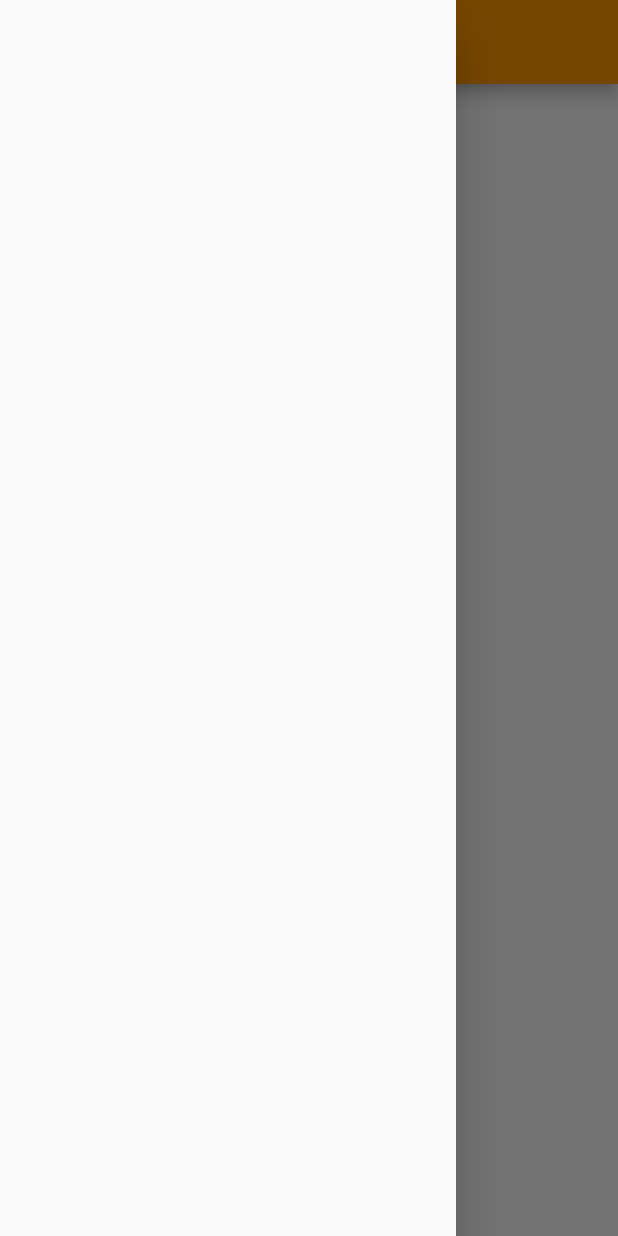
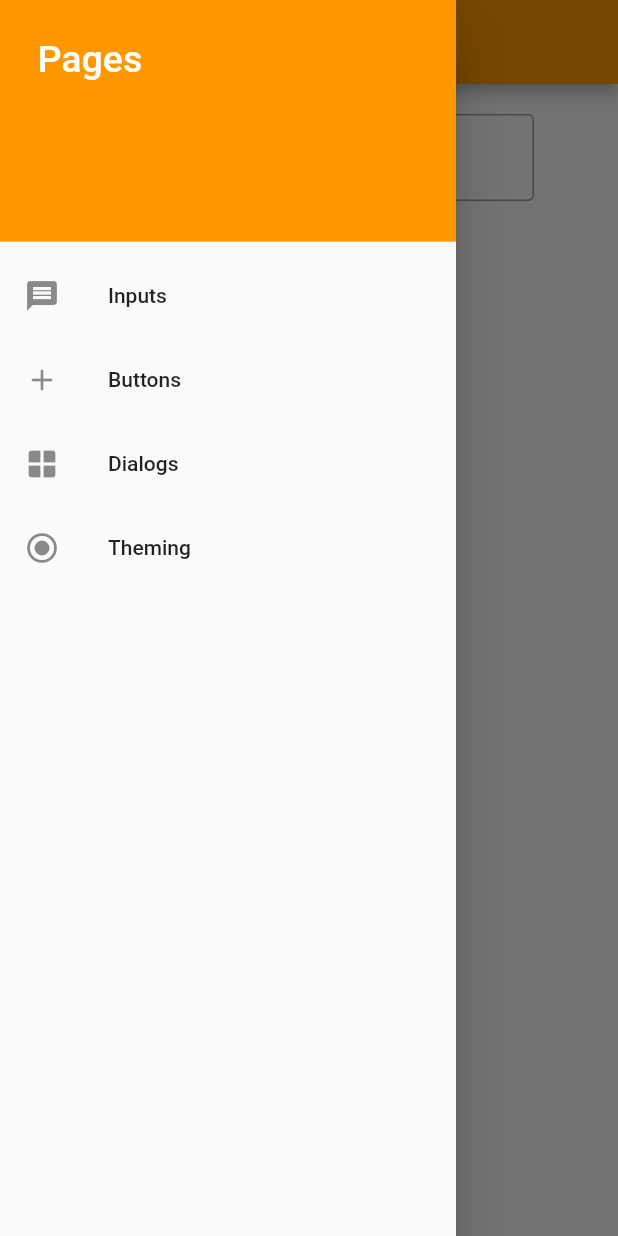
Before and after one commit to shuangxuetwelve/flutter_practice, a Flutter app: the screen it shows after launch, with the side drawer open, on a phone screen of 412 x 824 dp. Run offline on Flutter 3.47's test engine with Material 2 defaults, Android fonts, the phone set to English and light mode, and no system bars.

```diff
--- /dev/null
+++ b/lib/components/side_menu.dart
@@ -0,0 +1,48 @@
+import 'package:flutter/material.dart';
+
+class SideMenu extends StatelessWidget {
+  void Function(String) onTap;
+
+  SideMenu(this.onTap);
+
+  @override
+  Widget build(BuildContext context) {
+    return ListView(
+      children: [
+        DrawerHeader(
+          decoration: BoxDecoration(
+            color: Theme.of(context).colorScheme.primary,
+          ),
+          padding: const EdgeInsets.all(25),
+          child: Text(
+            "Pages",
+            style: TextStyle(
+              color: Theme.of(context).colorScheme.onPrimary,
+              fontSize: 25,
+            ),
+          ),
+        ),
+        ListTile(
+          leading: const Icon(Icons.message),
+          title: const Text("Inputs"),
+          onTap: () => onTap("inputs"),
+        ),
+        ListTile(
+          leading: const Icon(Icons.add_rounded),
+          title: const Text("Buttons"),
+          onTap: () => onTap("buttons"),
+        ),
+        ListTile(
+          leading: const Icon(Icons.window),
+          title: const Text("Dialogs"),
+          onTap: () => onTap("dialogs"),
+        ),
+        ListTile(
+          leading: const Icon(Icons.radio_button_checked),
+          title: const Text("Theming"),
+          onTap: () => onTap("theming"),
+        ),
+      ],
+    );
+  }
+}
--- a/lib/main.dart
+++ b/lib/main.dart
@@ -3,6 +3,7 @@ import 'pages/input.dart';
 import 'pages/buttons.dart';
 import 'pages/dialogs.dart';
 import 'pages/theming.dart';
+import 'components/side_menu.dart';
 
 void main() => runApp(App());
 
@@ -27,61 +28,57 @@ class App extends StatelessWidget {
   }
 }
 
-class Home extends StatelessWidget {
+class Home extends StatefulWidget {
+  @override
+  _HomeState createState() => _HomeState();
+}
+
+class _HomeState extends State<Home> {
+  String pageName = "inputs";
+
   @override
   Widget build(BuildContext context) {
     return Scaffold(
-      drawer: const Drawer(),
       appBar: AppBar(
         title: const Text("Welcome to Flutter"),
       ),
-      body: Center(
-        child: Column(
-          children: <Widget>[
-            GestureDetector(
-              child: const Text("Input Page"),
-              onTap: () {
-                Navigator.of(context).push(MaterialPageRoute(
-                  builder: (context) {
-                    return InputPage();
-                  },
-                ));
-              },
-            ),
-            GestureDetector(
-              child: const Text("Buttons Page"),
-              onTap: () {
-                Navigator.of(context).push(MaterialPageRoute(
-                  builder: (context) {
-                    return ButtonsPage();
-                  },
-                ));
-              },
-            ),
-            GestureDetector(
-              child: const Text("Dialogs Page"),
-              onTap: () {
-                Navigator.of(context).push(MaterialPageRoute(
-                  builder: (context) {
-                    return DialogsPage();
-                  },
-                ));
-              },
-            ),
-            GestureDetector(
-              child: const Text("Theming"),
-              onTap: () {
-                Navigator.of(context).push(MaterialPageRoute(
-                  builder: (context) {
-                    return Theming();
-                  },
-                ));
-              },
-            ),
-          ],
-          mainAxisAlignment: MainAxisAlignment.center,
-        ),
+      body: PageContainer(pageName),
+      drawer: Drawer(
+        child: SideMenu((String name) {
+          setState(() {
+            pageName = name;
+          });
+        }),
       ),
     );
   }
 }
+
+class PageContainer extends StatelessWidget {
+  String pageName;
+
+  PageContainer(this.pageName);
+
+  @override
+  Widget build(BuildContext context) {
+    switch (this.pageName) {
+      case 'inputs':
+        {
+          return InputPage();
+        }
+      case 'buttons':
+        {
+          return ButtonsPage();
+        }
+      case 'dialogs':
+        {
+          return DialogsPage();
+        }
+      case 'theming':
+      default:
+        {
+          return Theming();
+        }
+    }
+  }
+}
--- a/lib/pages/input.dart
+++ b/lib/pages/input.dart
@@ -11,9 +11,7 @@ class _InputPageState extends State<InputPage> {
 
   @override
   Widget build(BuildContext context) {
-    return Scaffold(
-      appBar: AppBar(title: const Text("Input Page Title")),
-      body: SizedBox.expand(
+    return SizedBox.expand(
       child: Column(children: <Widget>[
         Column(
           children: <Widget>[
@@ -36,7 +34,6 @@ class _InputPageState extends State<InputPage> {
           crossAxisAlignment: CrossAxisAlignment.start,
         )
       ]),
-      ),
     );
   }
 }
```
Also changed, not shown: lib/pages/buttons.dart (+4 -5 lines), lib/pages/dialogs.dart (+1 -6 lines), lib/pages/theming.dart (+3 -13 lines). Lines whose indentation alone changed are shown as unchanged.
